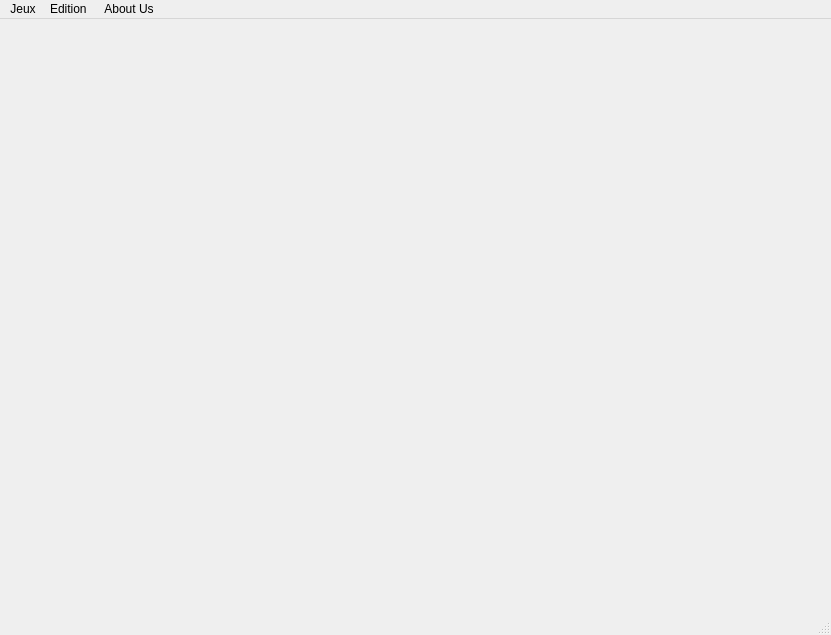
First picture: the form in consoleApp/Jeux.ui, repository teriterance/projetinfo, before the edit.
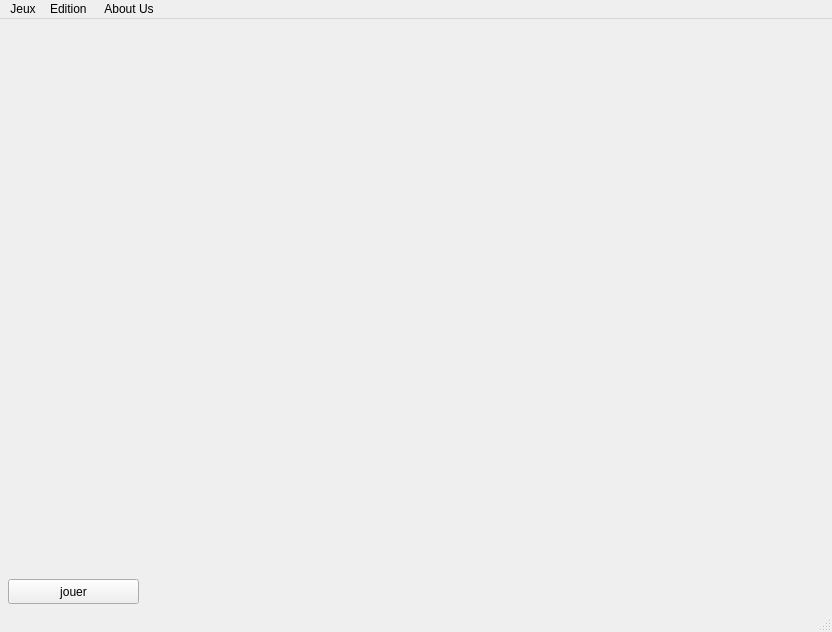
Second picture: the form after the edit. Icons and pictures are not drawn.

Commit message: B j'ai rien a dire

```diff
--- a/consoleApp/Jeux.ui
+++ b/consoleApp/Jeux.ui
@@ -6,10 +6,22 @@
    <rect>
     <x>0</x>
     <y>0</y>
-    <width>831</width>
-    <height>635</height>
+    <width>832</width>
+    <height>632</height>
    </rect>
   </property>
+  <property name="minimumSize">
+   <size>
+    <width>832</width>
+    <height>632</height>
+   </size>
+  </property>
+  <property name="maximumSize">
+   <size>
+    <width>832</width>
+    <height>632</height>
+   </size>
+  </property>
   <property name="windowTitle">
    <string>MainWindow</string>
   </property>
@@ -76,6 +88,19 @@
       <string/>
      </property>
     </widget>
+    <widget class="QPushButton" name="ButtonJouer">
+     <property name="geometry">
+      <rect>
+       <x>8</x>
+       <y>560</y>
+       <width>131</width>
+       <height>25</height>
+      </rect>
+     </property>
+     <property name="text">
+      <string>jouer</string>
+     </property>
+    </widget>
    </widget>
   </widget>
   <widget class="QMenuBar" name="menubar">
@@ -83,7 +108,7 @@
     <rect>
      <x>0</x>
      <y>0</y>
-     <width>831</width>
+     <width>832</width>
      <height>22</height>
     </rect>
    </property>
```
The commit also changes 2 other files.
